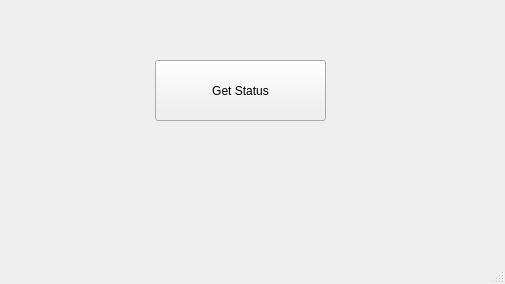
Before: the Qt Designer form mobman/gui-client/mainwindow.ui in evkuz/qt_linux, drawn with Qt 5; both pictures show x 295 to 800 and y 0 to 284 of the 800 by 284 pixel window.
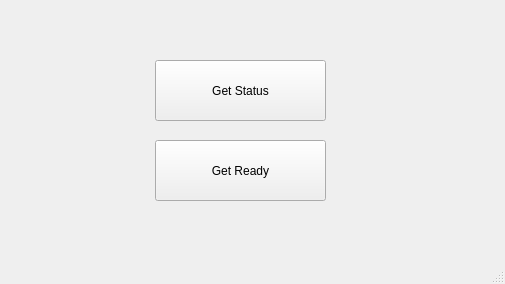
After: the same form once the commit is applied.

Commit message: 17.01.2022 Fix before serious update of GUI-client

```diff
--- a/mobman/gui-client/mainwindow.ui
+++ b/mobman/gui-client/mainwindow.ui
@@ -40,6 +40,19 @@
      <string>Get Status</string>
     </property>
    </widget>
+   <widget class="QPushButton" name="GetReadyButton">
+    <property name="geometry">
+     <rect>
+      <x>450</x>
+      <y>140</y>
+      <width>171</width>
+      <height>61</height>
+     </rect>
+    </property>
+    <property name="text">
+     <string>Get Ready</string>
+    </property>
+   </widget>
   </widget>
   <widget class="QMenuBar" name="menubar">
    <property name="geometry">
```
The commit also changes 3 other files.
